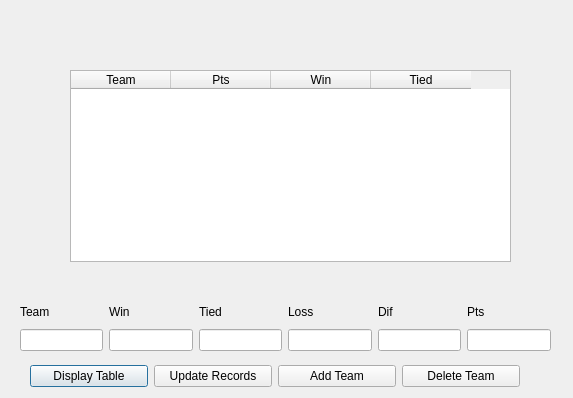
This is userIFDes/georgetown1.ui in bengut10/spoLeague as Qt 5 draws it before an edit. The edited form follows.
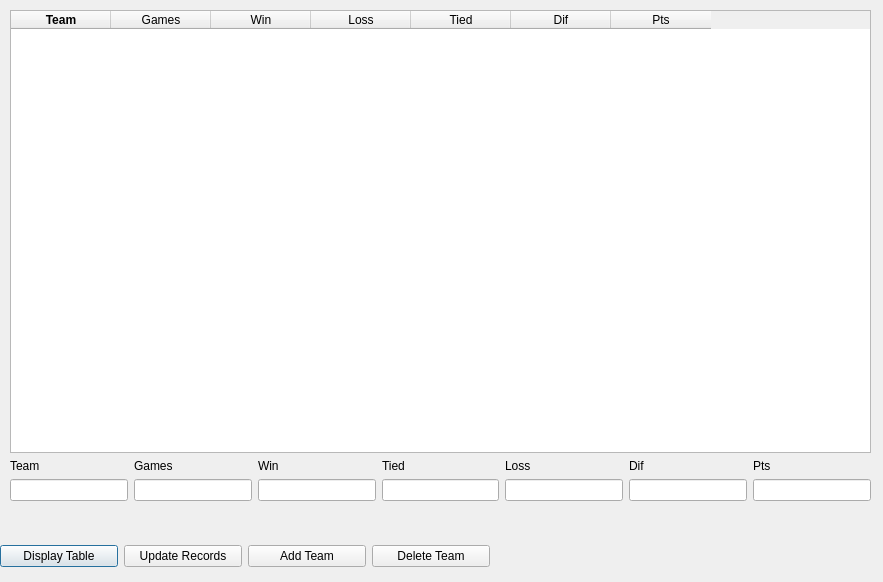
This is the edited form.

Commit message: fixed bug with table npt displaying properly

The edit to the form file:
```diff
--- a/userIFDes/georgetown1.ui
+++ b/userIFDes/georgetown1.ui
@@ -6,22 +6,110 @@
    <rect>
     <x>0</x>
     <y>0</y>
-    <width>573</width>
-    <height>398</height>
+    <width>883</width>
+    <height>582</height>
    </rect>
   </property>
   <property name="windowTitle">
    <string>Dialog</string>
   </property>
-  <widget class="QWidget" name="layoutWidget">
+  <widget class="QWidget" name="layoutWidget_2">
    <property name="geometry">
     <rect>
-     <x>20</x>
-     <y>300</y>
-     <width>531</width>
-     <height>51</height>
+     <x>0</x>
+     <y>540</y>
+     <width>490</width>
+     <height>32</height>
     </rect>
    </property>
+   <layout class="QHBoxLayout" name="horizontalLayout_4">
+    <item>
+     <widget class="QPushButton" name="displayName">
+      <property name="text">
+       <string>Display Table</string>
+      </property>
+     </widget>
+    </item>
+    <item>
+     <widget class="QPushButton" name="pushButtonUpdate">
+      <property name="text">
+       <string>Update Records</string>
+      </property>
+     </widget>
+    </item>
+    <item>
+     <widget class="QPushButton" name="pushButtonagregar">
+      <property name="text">
+       <string>Add Team</string>
+      </property>
+     </widget>
+    </item>
+    <item>
+     <widget class="QPushButton" name="pushButtonDelete">
+      <property name="text">
+       <string>Delete Team</string>
+      </property>
+     </widget>
+    </item>
+   </layout>
+  </widget>
+  <widget class="QWidget" name="">
+   <property name="geometry">
+    <rect>
+     <x>10</x>
+     <y>10</y>
+     <width>861</width>
+     <height>491</height>
+    </rect>
+   </property>
+   <layout class="QVBoxLayout" name="verticalLayout_8">
+    <item>
+     <widget class="QTableWidget" name="tableDatos">
+      <column>
+       <property name="text">
+        <string>Team</string>
+       </property>
+       <property name="font">
+        <font>
+         <weight>75</weight>
+         <italic>false</italic>
+         <bold>true</bold>
+        </font>
+       </property>
+      </column>
+      <column>
+       <property name="text">
+        <string>Games</string>
+       </property>
+      </column>
+      <column>
+       <property name="text">
+        <string>Win</string>
+       </property>
+      </column>
+      <column>
+       <property name="text">
+        <string>Loss</string>
+       </property>
+      </column>
+      <column>
+       <property name="text">
+        <string>Tied</string>
+       </property>
+      </column>
+      <column>
+       <property name="text">
+        <string>Dif</string>
+       </property>
+      </column>
+      <column>
+       <property name="text">
+        <string>Pts</string>
+       </property>
+      </column>
+     </widget>
+    </item>
+    <item>
    <layout class="QHBoxLayout" name="horizontalLayout">
     <item>
      <layout class="QVBoxLayout" name="verticalLayout_4">
@@ -37,6 +125,20 @@
       </item>
      </layout>
     </item>
+      <item>
+       <layout class="QVBoxLayout" name="verticalLayout">
+        <item>
+         <widget class="QLabel" name="label">
+          <property name="text">
+           <string>Games</string>
+          </property>
+         </widget>
+        </item>
+        <item>
+         <widget class="QLineEdit" name="lineEdit"/>
+        </item>
+       </layout>
+      </item>
     <item>
      <layout class="QVBoxLayout" name="verticalLayout_3">
       <item>
@@ -108,77 +210,9 @@
      </layout>
     </item>
    </layout>
-  </widget>
-  <widget class="QWidget" name="layoutWidget_2">
-   <property name="geometry">
-    <rect>
-     <x>30</x>
-     <y>360</y>
-     <width>490</width>
-     <height>32</height>
-    </rect>
-   </property>
-   <layout class="QHBoxLayout" name="horizontalLayout_4">
-    <item>
-     <widget class="QPushButton" name="displayName">
-      <property name="text">
-       <string>Display Table</string>
-      </property>
-     </widget>
-    </item>
-    <item>
-     <widget class="QPushButton" name="pushButtonUpdate">
-      <property name="text">
-       <string>Update Records</string>
-      </property>
-     </widget>
-    </item>
-    <item>
-     <widget class="QPushButton" name="pushButtonagregar">
-      <property name="text">
-       <string>Add Team</string>
-      </property>
-     </widget>
-    </item>
-    <item>
-     <widget class="QPushButton" name="pushButtonDelete">
-      <property name="text">
-       <string>Delete Team</string>
-      </property>
-     </widget>
     </item>
    </layout>
   </widget>
-  <widget class="QTableWidget" name="tableDatos">
-   <property name="geometry">
-    <rect>
-     <x>70</x>
-     <y>70</y>
-     <width>441</width>
-     <height>192</height>
-    </rect>
-   </property>
-   <column>
-    <property name="text">
-     <string>Team</string>
-    </property>
-   </column>
-   <column>
-    <property name="text">
-     <string>Pts</string>
-    </property>
-   </column>
-   <column>
-    <property name="text">
-     <string>Win</string>
-    </property>
-   </column>
-   <column>
-    <property name="text">
-     <string>Tied</string>
-    </property>
-   </column>
-  </widget>
  </widget>
  <resources/>
  <connections/>
```
Lines whose indentation alone changed are shown as unchanged. The commit also changes 27 other files.
